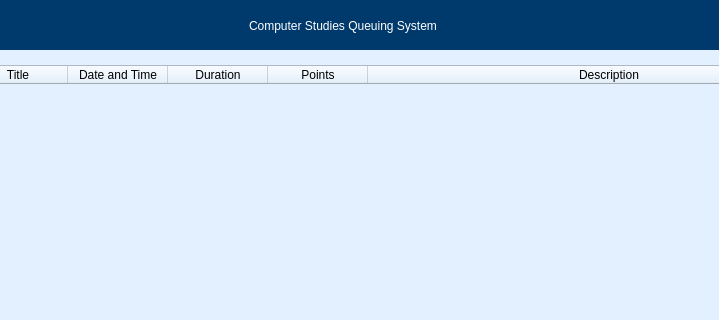
This is CompStud Queuing System/CSQueuingSystem_Student.ui in triciatriza/ccs-queue-sys as Qt 5 draws it before an edit; both pictures show x 126 to 845 and y 0 to 320 of the 1000 by 610 pixel window. The edited form follows.
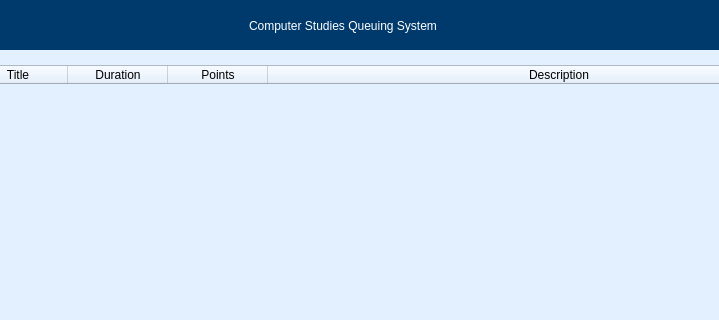
This is the edited form. The open tabs and pages were chosen to show the change. Icons and pictures are not drawn.

```diff
--- a/CompStud Queuing System/CSQueuingSystem_Student.ui
+++ b/CompStud Queuing System/CSQueuingSystem_Student.ui
@@ -2560,11 +2560,6 @@
                <string>Title</string>
               </property>
              </column>
-             <column>
-              <property name="text">
-               <string>Date and Time</string>
-              </property>
-             </column>
              <column>
               <property name="text">
                <string>Duration</string>
```
